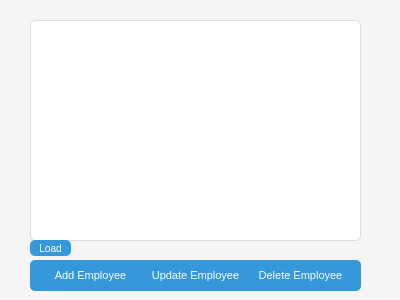
Before: the Qt Designer form employewidget.ui in SamirTaous/DeliveryManagement, drawn with Qt 5.
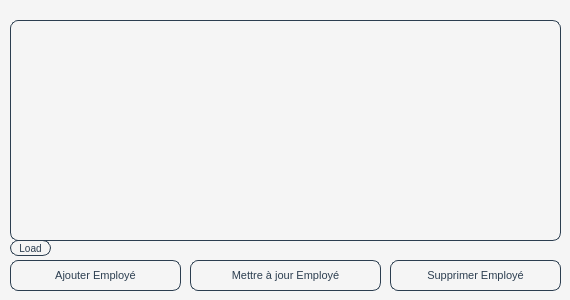
After: the same form once the commit is applied.

The edit to the form file:
```diff
--- a/employewidget.ui
+++ b/employewidget.ui
@@ -6,7 +6,7 @@
    <rect>
     <x>0</x>
     <y>0</y>
-    <width>400</width>
+    <width>570</width>
     <height>300</height>
    </rect>
   </property>
@@ -24,10 +24,10 @@
 QPushButton#LoadTableButton {
     font-size: 11px;
     padding: 0px 5px;
-    background-color: #3498db;
-    color: white;
-    border: none;
-    border-radius: 5px;
+    background-color: transparent;
+    color: #2c3e50;
+    border: 1px solid #2c3e50; 
+    border-radius: 8px;
     cursor: pointer;
     transition: background-color 0.3s;
 }
@@ -40,18 +40,19 @@
 }
 
 QTableView#EmployeeTable {
-    background-color: #ffffff;
-    border: 1px solid #dcdcdc;
-    border-radius: 5px;
+    background-color: transparent;
+    color: #2c3e50;
+    border: 1px solid #2c3e50; 
+    border-radius: 8px;
 }
 </string>
   </property>
   <widget class="QPushButton" name="AddEmployeeButton">
    <property name="geometry">
     <rect>
-     <x>30</x>
+     <x>10</x>
      <y>260</y>
-     <width>121</width>
+     <width>171</width>
      <height>31</height>
     </rect>
    </property>
@@ -59,15 +60,15 @@
     <string notr="true"/>
    </property>
    <property name="text">
-    <string>Add Employee</string>
+    <string>Ajouter Employé</string>
    </property>
   </widget>
   <widget class="QPushButton" name="DeleteEmployeeButton">
    <property name="geometry">
     <rect>
-     <x>240</x>
+     <x>390</x>
      <y>260</y>
-     <width>121</width>
+     <width>171</width>
      <height>31</height>
     </rect>
    </property>
@@ -75,15 +76,15 @@
     <string notr="true"/>
    </property>
    <property name="text">
-    <string>Delete Employee</string>
+    <string>Supprimer Employé</string>
    </property>
   </widget>
   <widget class="QPushButton" name="UpdateEmployeButton">
    <property name="geometry">
     <rect>
-     <x>140</x>
+     <x>190</x>
      <y>260</y>
-     <width>111</width>
+     <width>191</width>
      <height>31</height>
     </rect>
    </property>
@@ -91,15 +92,15 @@
     <string notr="true"/>
    </property>
    <property name="text">
-    <string>Update Employee</string>
+    <string>Mettre à jour Employé</string>
    </property>
   </widget>
   <widget class="QTableView" name="EmployeeTable">
    <property name="geometry">
     <rect>
-     <x>30</x>
+     <x>10</x>
      <y>20</y>
-     <width>331</width>
+     <width>551</width>
      <height>221</height>
     </rect>
    </property>
@@ -107,7 +108,7 @@
   <widget class="QPushButton" name="LoadTableButton">
    <property name="geometry">
     <rect>
-     <x>30</x>
+     <x>10</x>
      <y>240</y>
      <width>41</width>
      <height>16</height>
```
Left out of the diff: 2 changed lines with no effect on the pictures.
